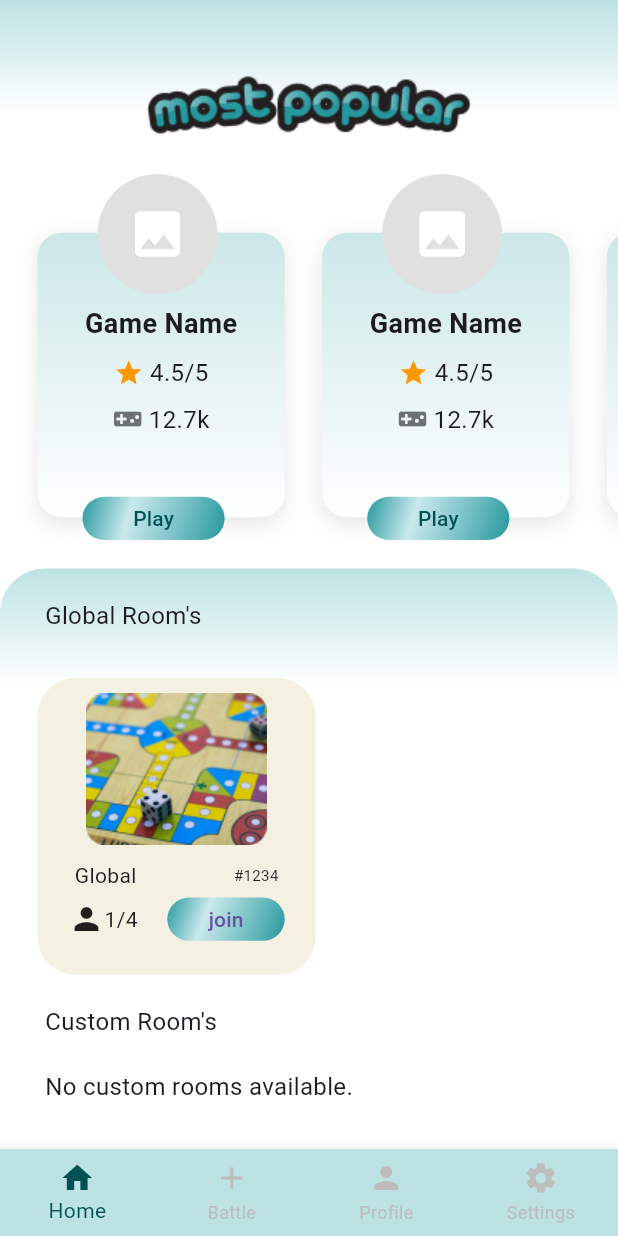
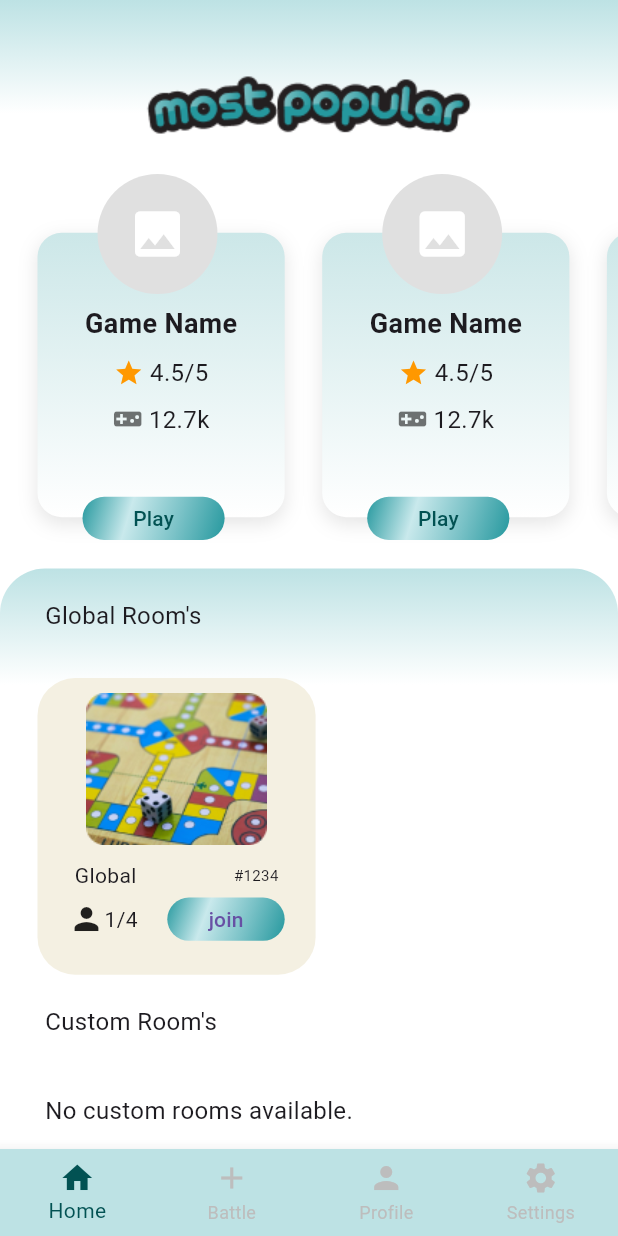
Before and after one commit to muzammil-939/vega, a Flutter app: the HomePage screen opened directly, on a phone screen of 412 x 824 dp. Run offline on Flutter 3.47's test engine with Material 3 defaults, Android fonts, the phone set to English and light mode, and no system bars; our stand-ins replace firebase_auth, firebase_core, firebase_database, firebase_storage, flutter_riverpod, flutter_svg and 3 more; accounts and stored records are empty.

Commit message:
final_demo

```diff
--- a/lib/screens/home.dart
+++ b/lib/screens/home.dart
@@ -274,6 +274,7 @@ class _HomePageState extends State<HomePage> {
                         ),
                       ),
                     ),
+                    SizedBox(height: screenHeight * 0.02),
                     if (rooms.isEmpty)
                       Padding(
                         padding: const EdgeInsets.only(left: 30, top: 20),
```
